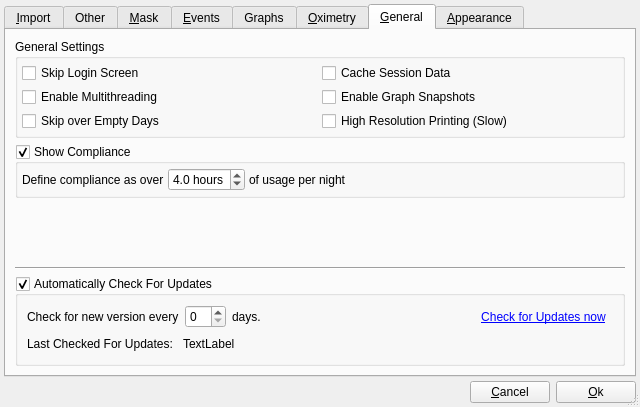
sbonaime/sleepyhead-code., file preferencesdialog.ui: the form before one commit.
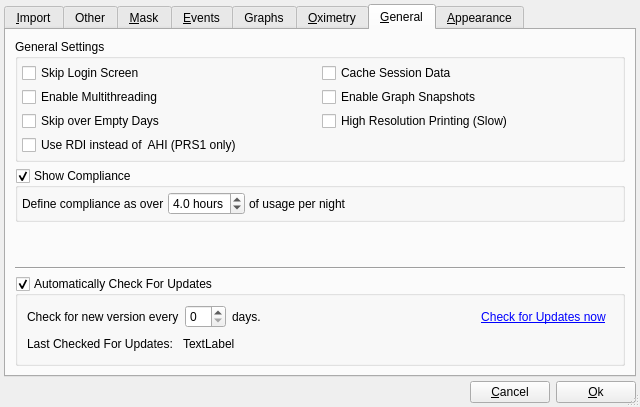
The form after the commit. The open tabs and pages were chosen to show the change.

```diff
--- a/preferencesdialog.ui
+++ b/preferencesdialog.ui
@@ -1235,6 +1235,13 @@
             </property>
            </widget>
           </item>
+          <item row="5" column="0">
+           <widget class="QCheckBox" name="AddRERAtoAHI">
+            <property name="text">
+             <string>Use RDI instead of  AHI (PRS1 only)</string>
+            </property>
+           </widget>
+          </item>
          </layout>
         </widget>
        </item>
```
Left out of the diff: 2 changed lines with no effect on the pictures.
